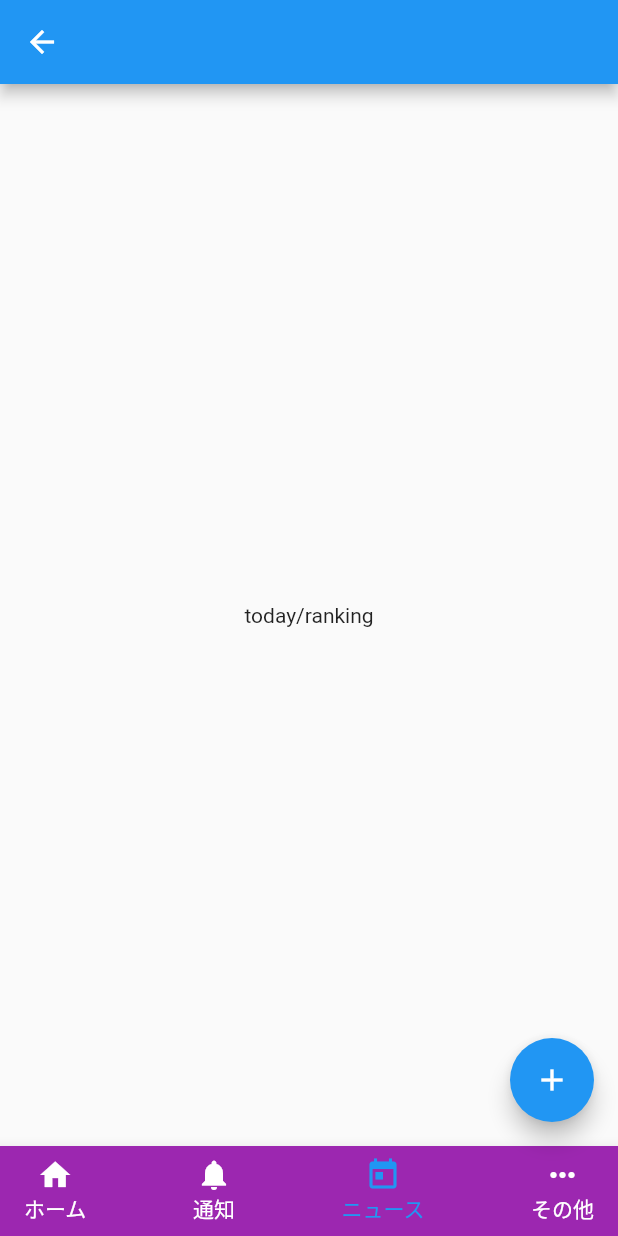
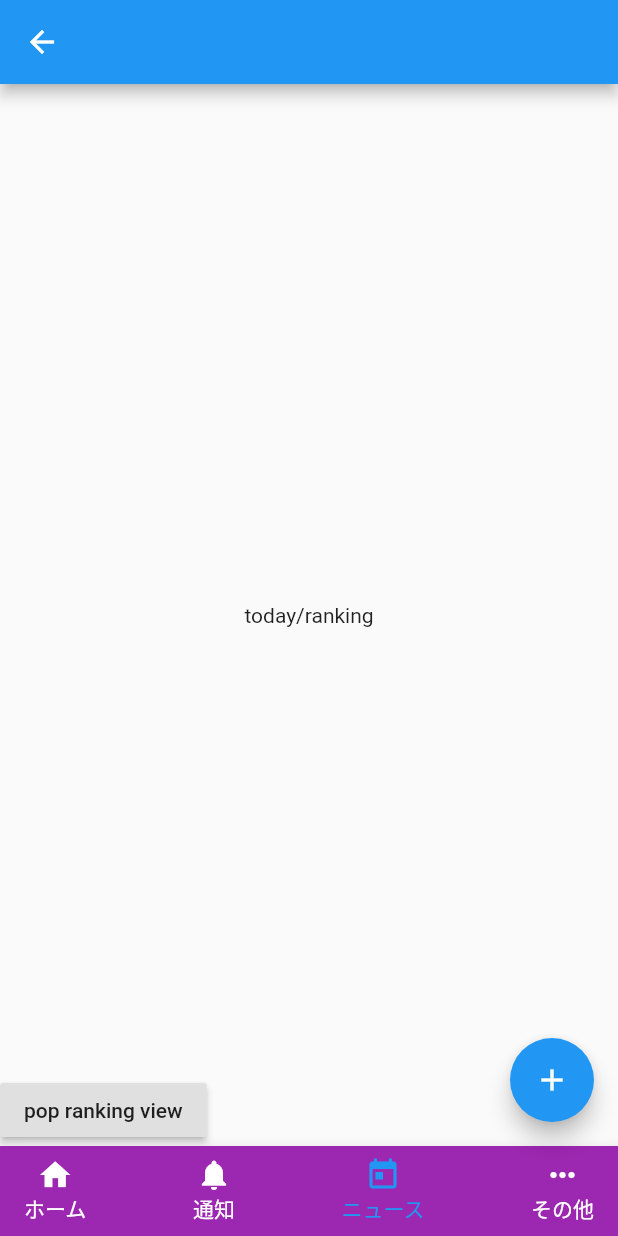
Before and after one commit to renoinn/bottom_navi_sample, a Flutter app: the screen it shows after launch, item 3 of the bottom bar chosen, after a tap on "ranking view", on a phone screen of 412 x 824 dp. Run offline on Flutter 3.47's test engine with Material 2 defaults, Android fonts, the phone set to English and light mode, and no system bars.

```diff
--- a/lib/home/FullScreenView.dart
+++ b/lib/home/FullScreenView.dart
@@ -1,3 +1,4 @@
+import 'package:bottom_navi_sample/home/HomeView.dart';
 import 'package:flutter/material.dart';
 
 class FullScreenView extends StatelessWidget {
@@ -9,7 +10,20 @@ class FullScreenView extends StatelessWidget {
   Widget build(BuildContext context) {
     return Scaffold(
       appBar: AppBar(),
-      body: Center(child: Text("FullScreenView"),),
+      body: Column(
+        children: <Widget>[
+          Hero(
+            tag: FullScreenViewHeroTag,
+            child: RaisedButton(
+              onPressed: () {
+                Navigator.of(context, rootNavigator: true).pop();
+              },
+              child: Text('pop full screen'),
+            ),
+          ),
+          Center(child: Text('FullScreenView'),),
+        ],
+      ),
     );
   }
 }
--- a/lib/home/HomeView.dart
+++ b/lib/home/HomeView.dart
@@ -1,10 +1,12 @@
 import 'package:bottom_navi_sample/home/FullScreenView.dart';
 import 'package:flutter/material.dart';
+
+const FullScreenViewHeroTag = 'FullScreenViewHeroTag';
 
 class HomeView extends StatefulWidget {
   const HomeView({Key key}) : super(key: key);
 
-  static const routeName = "home/";
+  static const routeName = 'home/';
 
   @override
   State<StatefulWidget> createState() => _HomeViewState();
@@ -18,7 +20,7 @@ class _HomeViewState extends State<HomeView> {
   void initState() {
     super.initState();
     count = 0;
-    print("initState home");
+    print('initState home');
   }
 
   @override
@@ -34,16 +36,19 @@ class _HomeViewState extends State<HomeView> {
                 count++;
               });
             },
-            child: Text("count up"),
+            child: Text('count up'),
           ),
-          RaisedButton(
+          Hero(
+            tag: FullScreenViewHeroTag,
+            child: RaisedButton(
               onPressed: () {
                 Navigator.of(context, rootNavigator: true).push(MaterialPageRoute(
                   builder: (_) => const FullScreenView(),
                   fullscreenDialog: true,
                 ));
               },
-            child: Text("push second"),
+              child: Text('push full screen'),
+            ),
           ),
         ],
       ),
--- a/lib/main.dart
+++ b/lib/main.dart
@@ -8,6 +8,12 @@ import 'package:flutter/material.dart';
 import 'package:bottom_navi_sample/home/HomeView.dart';
 
 void main() => runApp(MyApp());
+
+final HeroController heroController = HeroController(createRectTween: _createRectTween);
+
+RectTween _createRectTween(Rect begin, Rect end) {
+  return MaterialRectArcTween(begin: begin, end: end);
+}
 
 class MyApp extends StatelessWidget {
   // This widget is the root of your application.
--- a/lib/today/RankingView.dart
+++ b/lib/today/RankingView.dart
@@ -1,4 +1,6 @@
 import 'package:flutter/material.dart';
+
+import 'TodayView.dart';
 
 class RankingView extends StatelessWidget {
   const RankingView({Key key}) : super(key: key);
@@ -9,8 +11,22 @@ class RankingView extends StatelessWidget {
   Widget build(BuildContext context) {
     return Scaffold(
       appBar: AppBar(),
-      body: Center(
-        child: Text(routeName),
+      body: Stack(
+        children: <Widget>[
+          Hero(
+            tag: RankingViewHeroTag,
+            child: Align(
+              alignment: Alignment.bottomLeft,
+              child: RaisedButton(
+                onPressed: () => Navigator.pop(context),
+                child: Text("pop ranking view"),
+              ),
+            ),
+          ),
+          Center(
+            child: Text(routeName),
+          ),
+        ],
       ),
     );
   }
--- a/lib/today/TodayNavigator.dart
+++ b/lib/today/TodayNavigator.dart
@@ -2,17 +2,22 @@ import 'package:bottom_navi_sample/today/RankingView.dart';
 import 'package:bottom_navi_sample/today/RecentView.dart';
 import 'package:bottom_navi_sample/today/TodayView.dart';
 import 'package:flutter/material.dart';
+
+import 'package:bottom_navi_sample/main.dart';
 
 class TodayNavigator extends StatelessWidget {
   final GlobalKey<NavigatorState> navigatorKey;
 
   const TodayNavigator({Key key, this.navigatorKey}) : super(key: key);
 
+
+
   @override
   Widget build(BuildContext context) {
     return Navigator(
       key: navigatorKey,
       initialRoute: TodayView.routeName,
+      observers: [heroController],
       onGenerateRoute: (RouteSettings settings) {
         return MaterialPageRoute(
           settings: settings,
--- a/lib/today/TodayView.dart
+++ b/lib/today/TodayView.dart
@@ -1,6 +1,8 @@
 import 'package:bottom_navi_sample/today/RankingView.dart';
 import 'package:bottom_navi_sample/today/RecentView.dart';
 import 'package:flutter/material.dart';
+
+const RankingViewHeroTag = 'RankingViewHeroTag';
 
 class TodayView extends StatelessWidget {
   const TodayView({Key key}) : super(key: key);
@@ -15,9 +17,12 @@ class TodayView extends StatelessWidget {
         child: Column(
           children: <Widget>[
             Text(routeName),
-            RaisedButton(
-              onPressed: () => Navigator.pushNamed(context, RankingView.routeName),
-              child: Text("ranking view"),
+            Hero(
+              tag: RankingViewHeroTag,
+              child: RaisedButton(
+                onPressed: () => Navigator.pushNamed(context, RankingView.routeName),
+                child: Text("ranking view"),
+              ),
             ),
             RaisedButton(
               onPressed: () => Navigator.pushNamed(context, RecentView.routeName),
--- a/pubspec.yaml
+++ b/pubspec.yaml
@@ -14,7 +14,7 @@ description: A new Flutter application.
 version: 1.0.0+1
 
 environment:
-  sdk: ">=2.1.0 <3.0.0"
+  sdk: ">=2.7.0 <3.0.0"
 
 dependencies:
   flutter:
```
Also changed, not shown: pubspec.lock, 1 other file. Lines whose indentation alone changed are shown as unchanged.
